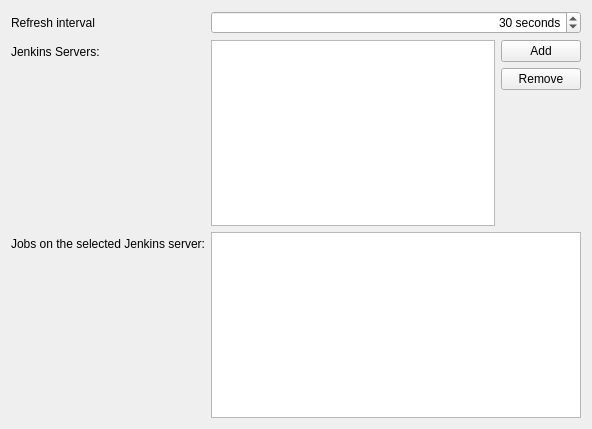
Old version of the form jenkinstray/gui/settings.ui in the repository apaku/jenkinstray.
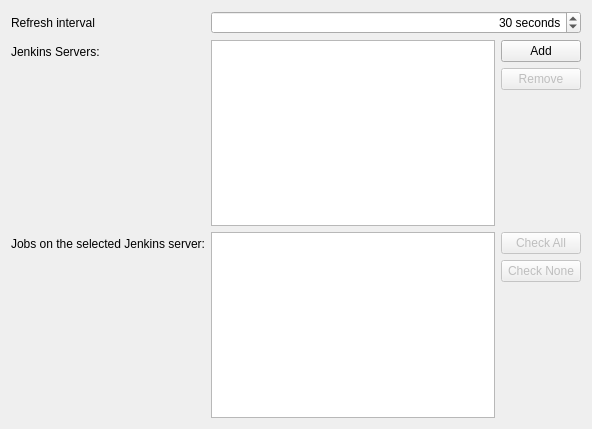
New version of the form.

Commit message:
Add ability to check all/no jobs at once
May be handy for larger list where most jobs are interesting.

```diff
--- a/jenkinstray/gui/settings.ui
+++ b/jenkinstray/gui/settings.ui
@@ -70,6 +70,9 @@
      </item>
      <item row="1" column="1">
       <widget class="QPushButton" name="removeServerBtn">
+       <property name="enabled">
+        <bool>false</bool>
+       </property>
        <property name="text">
         <string>Remove</string>
        </property>
@@ -101,7 +104,44 @@
     </widget>
    </item>
    <item row="2" column="1">
-    <widget class="QListView" name="jobList"/>
+    <layout class="QGridLayout" name="gridLayout_2">
+     <item row="0" column="0" rowspan="3">
+      <widget class="QListView" name="jobList"/>
+     </item>
+     <item row="0" column="1">
+      <widget class="QPushButton" name="checkAllBtn">
+       <property name="enabled">
+        <bool>false</bool>
+       </property>
+       <property name="text">
+        <string>Check All</string>
+       </property>
+      </widget>
+     </item>
+     <item row="1" column="1">
+      <widget class="QPushButton" name="checkNoneBtn">
+       <property name="enabled">
+        <bool>false</bool>
+       </property>
+       <property name="text">
+        <string>Check None</string>
+       </property>
+      </widget>
+     </item>
+     <item row="2" column="1">
+      <spacer name="verticalSpacer_2">
+       <property name="orientation">
+        <enum>Qt::Vertical</enum>
+       </property>
+       <property name="sizeHint" stdset="0">
+        <size>
+         <width>20</width>
+         <height>40</height>
+        </size>
+       </property>
+      </spacer>
+     </item>
+    </layout>
    </item>
   </layout>
  </widget>
```
The commit also changes 1 other file.
